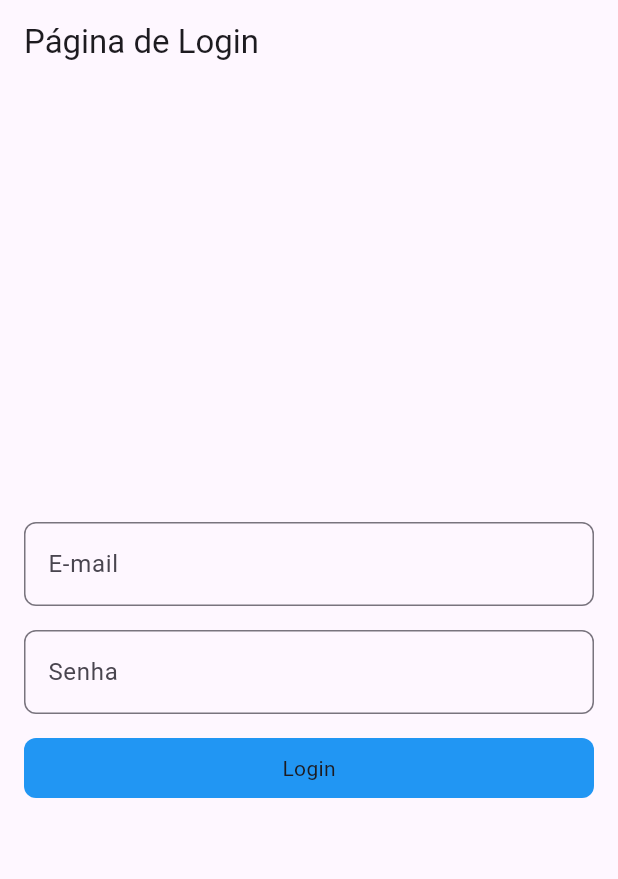
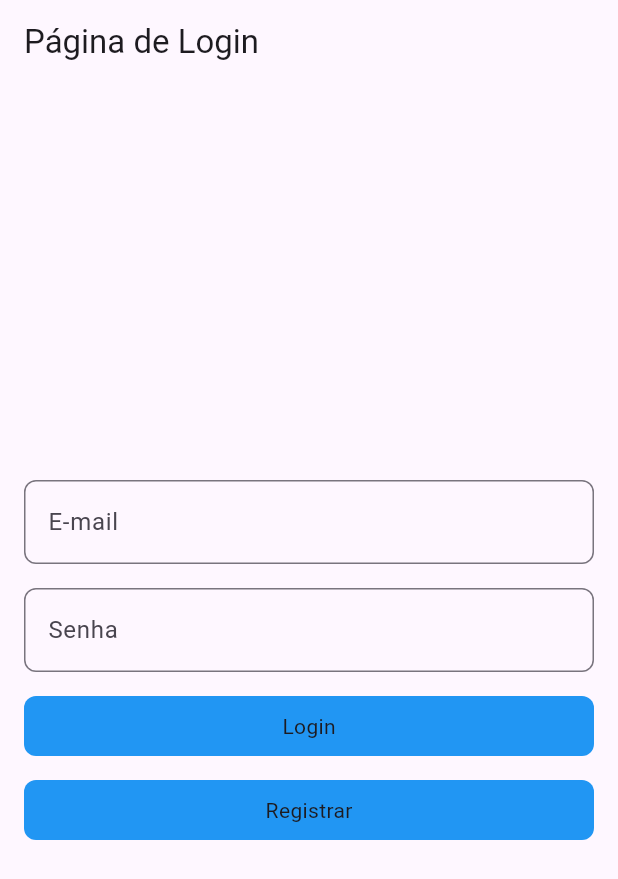
Before and after one commit to GabrielCairesDev/projeto_youtube, a Flutter app: the screen it shows after launch, after a tap on "Login", on a phone screen of 412 x 824 dp. Shown: the top 879 px of the screen. Run offline on Flutter 3.47's test engine with Material 3 defaults, Android fonts, the phone set to English and light mode, and no system bars.

Commit message:
feature: adicionado naveção nos botões

```diff
--- a/lib/features/login/controller/login.controller.dart
+++ b/lib/features/login/controller/login.controller.dart
@@ -1,18 +1,25 @@
 import 'package:flutter/material.dart';
+import 'package:projeto_youtube/core/routes/routes.config.dart';
 
 class LoginController {
   final emailController = TextEditingController();
   final passController = TextEditingController();
 
-  void onTapButton() {
+  void onTapButtonLogin() {
     debugPrint('clicou no botao de login');
     debugPrint('E-mail: ${emailController.text}');
     debugPrint('Senha: ${passController.text}');
 
-    if(emailController.text == 'gabriel@exemplo.com' || passController.text == '123456'){
+    if (emailController.text == 'gabriel@exemplo.com' ||
+        passController.text == '123456') {
       debugPrint('E-mail e senha corretos');
     } else {
-       debugPrint('E-mail e senha errados');
+      debugPrint('E-mail e senha errados');
     }
   }
+
+  void onTapButtonRegister(BuildContext context) {
+    debugPrint('clicou no botao de registrar');
+    Navigator.pushNamed(context, RoutesConfig.register);
+  }
 }
--- a/lib/features/login/page/login.page.dart
+++ b/lib/features/login/page/login.page.dart
@@ -19,7 +19,7 @@ class LoginPage extends StatelessWidget {
           spacing: 16,
           children: [
             TextFormFieldWidget(
-              controller: controller.emailController ,
+              controller: controller.emailController,
               labelText: 'E-mail',
               hintText: 'Digite o seu e-mail',
             ),
@@ -31,7 +31,13 @@ class LoginPage extends StatelessWidget {
             ButtonWidget(
               text: 'Login',
               onTap: () {
-                controller.onTapButton();
+                controller.onTapButtonLogin();
+              },
+            ),
+            ButtonWidget(
+              text: 'Registrar',
+              onTap: () {
+                controller.onTapButtonRegister(context);
               },
             ),
           ],
--- a/lib/features/register/controller/register.controller.dart
+++ b/lib/features/register/controller/register.controller.dart
@@ -5,10 +5,11 @@ class RegisterController {
   final passController = TextEditingController();
   final confirmPassController = TextEditingController();
 
-  void onTapRegister(){
+  void onTapRegister(BuildContext context) {
     debugPrint('---> Clicou no botão registrar');
     debugPrint('---> email: ${emailController.text}');
     debugPrint('---> senha: ${passController.text}');
     debugPrint('---> senha 2: ${confirmPassController.text}');
+    Navigator.pop(context);
   }
 }
--- a/lib/features/register/page/register.page.dart
+++ b/lib/features/register/page/register.page.dart
@@ -42,10 +42,16 @@ class RegisterPage extends StatelessWidget {
               hintText: 'Confirme a sua senha',
               autovalidateMode: AutovalidateMode.onUserInteraction,
               validator: (value) {
-                 return ValidatorUtils.confirmPass(value, controller.passController.text);
+                return ValidatorUtils.confirmPass(
+                  value,
+                  controller.passController.text,
+                );
               },
             ),
-            ButtonWidget(text: 'Registrar', onTap: controller.onTapRegister),
+            ButtonWidget(
+              text: 'Registrar',
+              onTap: () => controller.onTapRegister(context),
+            ),
           ],
         ),
       ),
```
